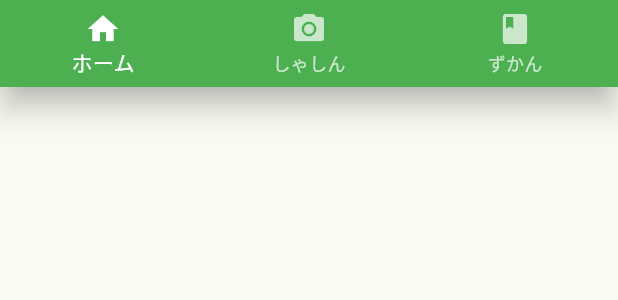
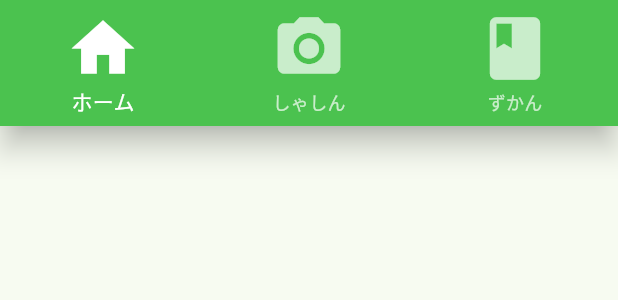
Before and after one commit to renrenbatabata/kanagawa-machizukan, a Flutter app: the Control widget shown alone on an empty page, opened directly, on a phone screen of 412 x 824 dp. Shown: the top 300 px of the screen. Run offline on Flutter 3.47's test engine with Material 3 defaults, Android fonts, the light colour scheme and no system bars; our stand-ins replace camera; Roboto replaces fonts that are missing (NotoSansJP).

Commit message:
登録画面　UI実装

```diff
--- a/frontend/lib/widgets/control.dart
+++ b/frontend/lib/widgets/control.dart
@@ -32,15 +32,18 @@ class _ControlState extends State<Control> {
   @override
   Widget build(BuildContext context) {
     return BottomNavigationBar(
-      backgroundColor: Colors.green,
+      backgroundColor: const Color.fromARGB(255, 75, 194, 79),
       selectedItemColor: Colors.white,
       unselectedItemColor: Colors.white70,
       currentIndex: _selectedIndex,
       onTap: _onItemTapped,
       items: const <BottomNavigationBarItem>[
-        BottomNavigationBarItem(icon: Icon(Icons.home), label: 'ホーム'),
-        BottomNavigationBarItem(icon: Icon(Icons.camera_alt), label: 'しゃしん'),
-        BottomNavigationBarItem(icon: Icon(Icons.book), label: 'ずかん'),
+        BottomNavigationBarItem(icon: Icon(Icons.home, size: 50), label: 'ホーム'),
+        BottomNavigationBarItem(
+          icon: Icon(Icons.camera_alt, size: 50),
+          label: 'しゃしん',
+        ),
+        BottomNavigationBarItem(icon: Icon(Icons.book, size: 50), label: 'ずかん'),
       ],
     );
   }
```
Also changed, not shown: frontend/lib/screens/register_photo/register_photo_screen.dart (+12 -11 lines).
